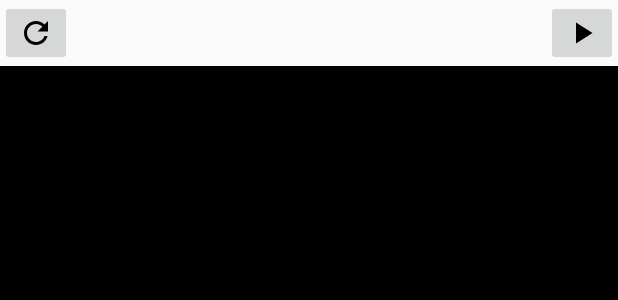
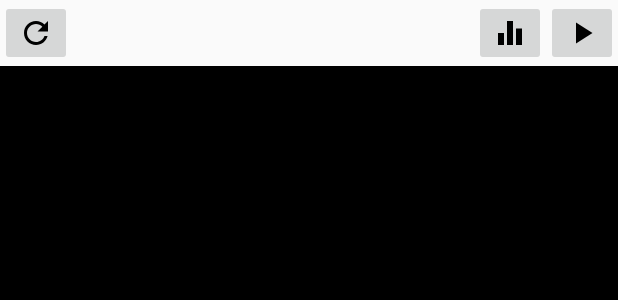
Before and after one commit to google/walt, an Android app: the layout fragment_screen_response.xml on its own in the app's theme, with its tools: preview values and no code run, on a phone screen of 412 x 824 dp. Shown: the top 300 px of the screen. Run offline under Robolectric (Android 15) with nearby library versions, the phone set to English and light mode, and no system bars.

Commit message:
Screen brightness curve measurement - Android side

```diff
--- /dev/null
+++ b/android/WALT/app/src/main/res/drawable/ic_equalizer_black_24dp.xml
@@ -0,0 +1,9 @@
+<vector xmlns:android="http://schemas.android.com/apk/res/android"
+        android:width="24dp"
+        android:height="24dp"
+        android:viewportWidth="24.0"
+        android:viewportHeight="24.0">
+    <path
+        android:fillColor="#FF000000"
+        android:pathData="M10,20h4V4h-4v16zm-6,0h4v-8H4v8zM16,9v11h4V9h-4z"/>
+</vector>
--- a/android/WALT/app/src/main/res/layout/fragment_screen_response.xml
+++ b/android/WALT/app/src/main/res/layout/fragment_screen_response.xml
@@ -21,12 +21,25 @@
                 android:layout_alignParentLeft="true"
                 android:src="@drawable/ic_refresh_black_24dp" />
 
-            <ImageButton
-                android:id="@+id/button_start_screen_response"
+
+            <LinearLayout
                 android:layout_width="wrap_content"
                 android:layout_height="wrap_content"
                 android:layout_alignParentRight="true"
-                android:src="@drawable/ic_play_arrow_black_24dp" />
+                android:orientation="horizontal">
+                <ImageButton
+                    android:id="@+id/button_brightness_curve"
+                    android:layout_width="wrap_content"
+                    android:layout_height="wrap_content"
+                    android:layout_alignParentRight="true"
+                    android:src="@drawable/ic_equalizer_black_24dp" />
+                <ImageButton
+                    android:id="@+id/button_start_screen_response"
+                    android:layout_width="wrap_content"
+                    android:layout_height="wrap_content"
+                    android:layout_alignParentRight="true"
+                    android:src="@drawable/ic_play_arrow_black_24dp" />
+            </LinearLayout>
         </RelativeLayout>
 
         <!-- The big box that flickers between black and white -->
```
Also changed, not shown: android/WALT/app/src/main/java/org/chromium/latency/walt/ClockManager.java (+21 -10 lines), android/WALT/app/src/main/java/org/chromium/latency/walt/ScreenResponseFragment.java (+92 -2 lines).
